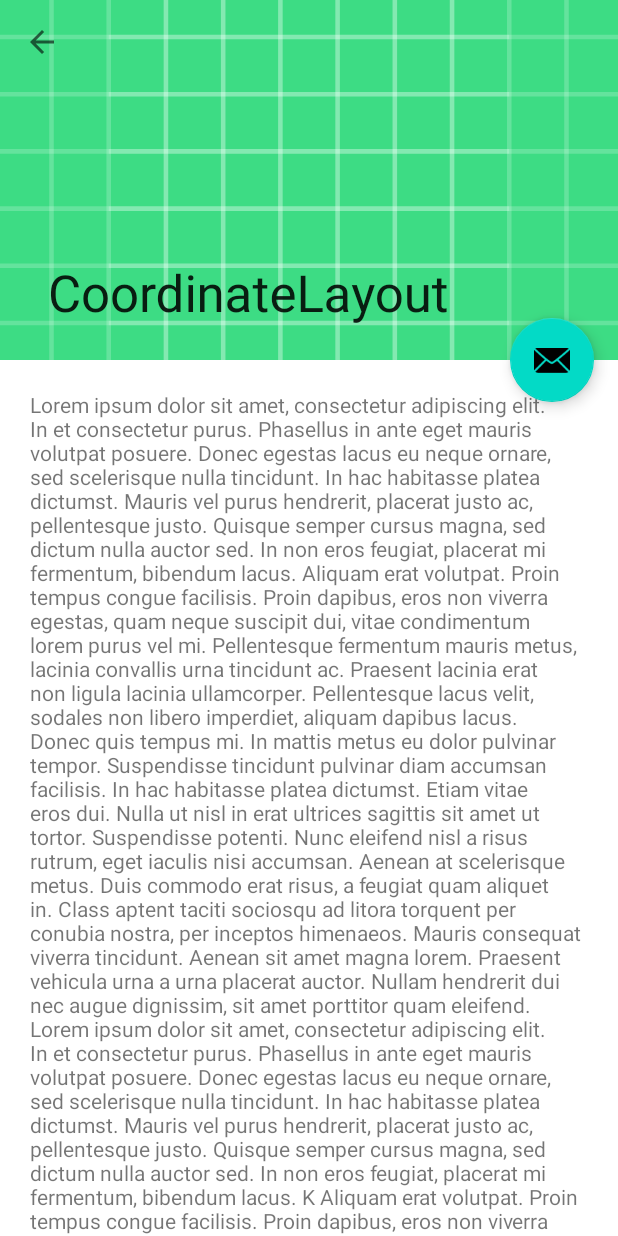
After one commit to W0lFi3-IND/CoordinatorLayout-Implementation, an Android app: the ScrollLayout screen opened directly, with no data from a screen before it, on a phone screen of 412 x 824 dp. The commit adds this screen. Run offline under Robolectric (Android 15) with nearby library versions, the phone set to English and light mode, and no system bars.

Commit message:
implementation of ScrollLayout

```diff
--- a/app/src/main/AndroidManifest.xml
+++ b/app/src/main/AndroidManifest.xml
@@ -9,7 +9,8 @@
         android:roundIcon="@mipmap/ic_launcher_round"
         android:supportsRtl="true"
         android:theme="@style/AppTheme">
-        <activity android:name=".LayoutBased"></activity>
+        <activity android:name=".ScrollLayout"></activity>
+        <activity android:name=".LayoutBased" />
         <activity android:name=".MainActivity">
             <intent-filter>
                 <action android:name="android.intent.action.MAIN" />
--- a/app/src/main/java/com/example/coordinatelayout/MainActivity.java
+++ b/app/src/main/java/com/example/coordinatelayout/MainActivity.java
@@ -21,7 +21,7 @@ public class MainActivity extends AppCompatActivity {
         findViewById(R.id.Scrollbasedbtn).setOnClickListener(new View.OnClickListener() {
             @Override
             public void onClick(View view) {
-
+                startActivity(new Intent(MainActivity.this, ScrollLayout.class));
             }
         });
     }
--- /dev/null
+++ b/app/src/main/java/com/example/coordinatelayout/ScrollLayout.java
@@ -0,0 +1,19 @@
+
+package com.example.coordinatelayout;
+
+import android.os.Bundle;
+
+import androidx.appcompat.app.AppCompatActivity;
+import androidx.appcompat.widget.Toolbar;
+
+public class ScrollLayout extends AppCompatActivity {
+
+    @Override
+    protected void onCreate(Bundle savedInstanceState) {
+        super.onCreate(savedInstanceState);
+        setContentView(R.layout.activity_scroll_layout);
+        setSupportActionBar((Toolbar) findViewById(R.id.toolbar));
+        getSupportActionBar().setDisplayHomeAsUpEnabled(true);
+        getSupportActionBar().setDisplayHomeAsUpEnabled(true);
+    }
+}
--- /dev/null
+++ b/app/src/main/res/layout/activity_scroll_layout.xml
@@ -0,0 +1,46 @@
+<?xml version="1.0" encoding="utf-8"?>
+<androidx.coordinatorlayout.widget.CoordinatorLayout xmlns:android="http://schemas.android.com/apk/res/android"
+    xmlns:app="http://schemas.android.com/apk/res-auto"
+    xmlns:tools="http://schemas.android.com/tools"
+    android:layout_width="match_parent"
+    android:layout_height="match_parent"
+    tools:context=".ScrollLayout">
+    <com.google.android.material.appbar.AppBarLayout
+        android:id="@+id/app_bar"
+        android:layout_width="match_parent"
+        android:layout_height="240dp"
+        android:fitsSystemWindows="true"
+        android:theme="@style/AppTheme">
+    <com.google.android.material.appbar.CollapsingToolbarLayout
+        android:id="@+id/toolbar_layout"
+        android:layout_width="match_parent"
+        android:layout_height="match_parent"
+        android:fitsSystemWindows="true"
+        app:contentScrim="?attr/colorPrimary"
+        app:layout_scrollFlags="scroll|exitUntilCollapsed"
+        app:toolbarId="@+id/toolbar">
+    <androidx.appcompat.widget.AppCompatImageView
+        android:layout_width="match_parent"
+        android:layout_height="match_parent"
+        android:fitsSystemWindows="true"
+        android:scaleType="centerCrop"
+        android:src="@drawable/ic_launcher_background"
+        app:layout_collapseMode="parallax" />
+    <androidx.appcompat.widget.Toolbar
+        android:id="@+id/toolbar"
+        android:layout_width="match_parent"
+        android:layout_height="?attr/actionBarSize"
+        app:layout_collapseMode="pin"
+        app:popupTheme="@style/AppTheme.PopupOverlay" />
+    </com.google.android.material.appbar.CollapsingToolbarLayout>
+    </com.google.android.material.appbar.AppBarLayout>
+    <include layout="@layout/contentlayout" />
+    <com.google.android.material.floatingactionbutton.FloatingActionButton
+        android:id="@+id/fab"
+        android:layout_width="wrap_content"
+        android:layout_height="wrap_content"
+        android:layout_margin="16dp"
+        app:layout_anchor="@id/app_bar"
+        app:layout_anchorGravity="bottom|end"
+        app:srcCompat="@android:drawable/ic_dialog_email" />
+</androidx.coordinatorlayout.widget.CoordinatorLayout>
```
